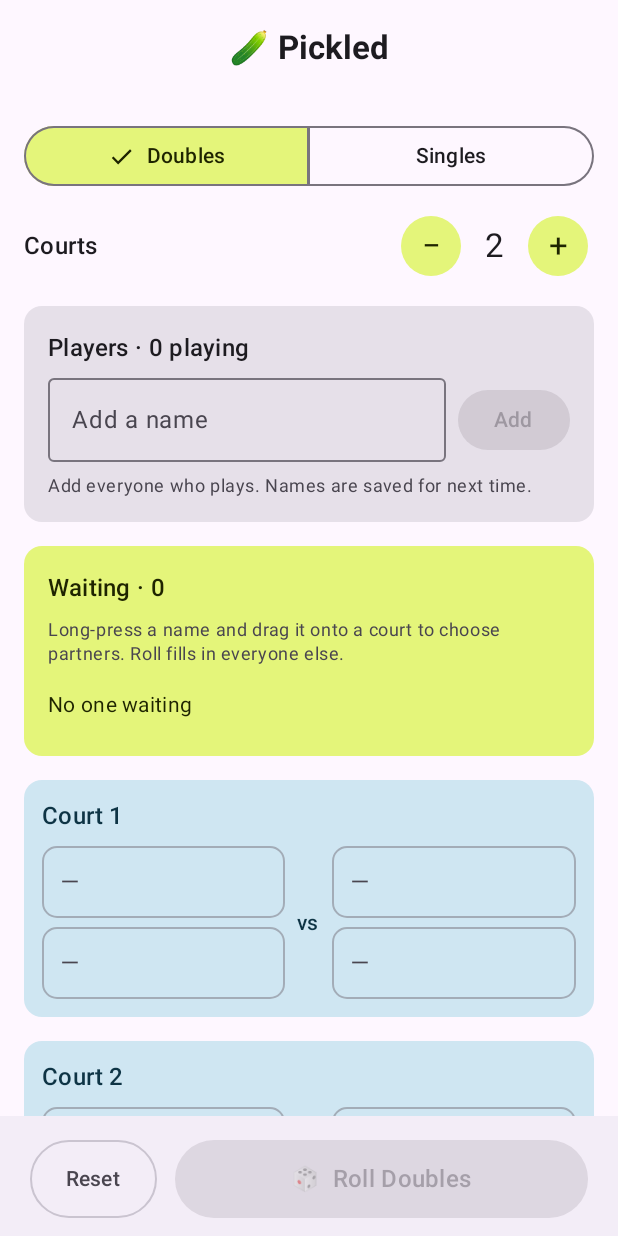
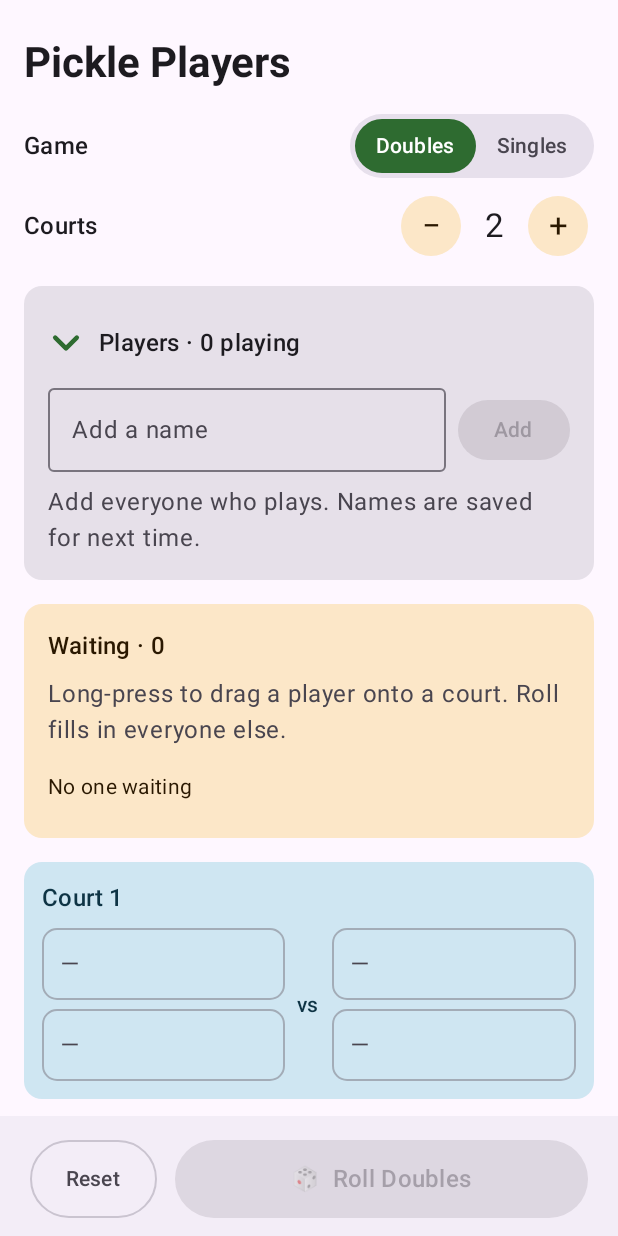
Before and after one commit to BradenSmith4816/pickled, an Android app built with Jetpack Compose: the screen it shows after launch (MainActivity), on a phone screen of 412 x 824 dp. Run offline under Robolectric (Android 15) with nearby library versions, the phone set to English and light mode, and no system bars.

Commit message:
UI/UX updates/fixes

```diff
--- a/app/src/main/java/com/example/pickled/CourtAssigner.kt
+++ b/app/src/main/java/com/example/pickled/CourtAssigner.kt
@@ -81,6 +81,9 @@ object CourtAssigner {
         return result
     }
 
+    fun unpin(courts: Courts, name: String): Courts =
+        courts.map { court -> court.map { p -> if (p?.name == name) p.copy(pinned = false) else p } }
+
     fun remove(courts: Courts, name: String): Courts =
         courts.map { court -> court.map { p -> p?.takeUnless { it.name == name } } }
 
--- a/app/src/main/java/com/example/pickled/PickledViewModel.kt
+++ b/app/src/main/java/com/example/pickled/PickledViewModel.kt
@@ -21,7 +21,7 @@ class PickledViewModel(app: Application) : AndroidViewModel(app) {
     var mode by mutableStateOf(store.loadMode())
         private set
 
-    var courts by mutableStateOf(CourtAssigner.empty(store.loadCourtCount().coerceAtLeast(1), mode))
+    var courts by mutableStateOf(CourtAssigner.empty(DEFAULT_COURTS, mode))
         private set
 
     val activePlayers: List<String> get() = roster.filter { it in active }
@@ -32,9 +32,6 @@ class PickledViewModel(app: Application) : AndroidViewModel(app) {
             val placed = CourtAssigner.placedNames(courts)
             return activePlayers.filter { it !in placed }
         }
-
-    /** How many full courts the checked-in players can fill. */
-    val suggestedCourts: Int get() = activePlayers.size / mode.perCourt
 
     fun addPlayer(raw: String) {
         val name = raw.trim()
@@ -97,9 +94,15 @@ class PickledViewModel(app: Application) : AndroidViewModel(app) {
         courts = CourtAssigner.place(courts, name, target)
     }
 
-    private fun persist() = store.save(roster, active, mode, courts.size)
+    /** Clears the hand-placed status but leaves the player on the court. */
+    fun unpin(name: String) {
+        courts = CourtAssigner.unpin(courts, name)
+    }
+
+    private fun persist() = store.save(roster, active, mode)
 
     companion object {
         const val MAX_COURTS = 12
+        const val DEFAULT_COURTS = 2
     }
 }
--- a/app/src/main/java/com/example/pickled/ui/PickledScreen.kt
+++ b/app/src/main/java/com/example/pickled/ui/PickledScreen.kt
@@ -1,6 +1,10 @@
 package com.example.pickled.ui
 
+import androidx.compose.animation.AnimatedVisibility
+import androidx.compose.animation.core.animateFloatAsState
 import androidx.compose.foundation.BorderStroke
+import androidx.compose.foundation.Canvas
+import androidx.compose.foundation.background
 import androidx.compose.foundation.clickable
 import androidx.compose.foundation.layout.Arrangement
 import androidx.compose.foundation.layout.Box
@@ -14,6 +18,7 @@ import androidx.compose.foundation.layout.fillMaxWidth
 import androidx.compose.foundation.layout.height
 import androidx.compose.foundation.layout.heightIn
 import androidx.compose.foundation.layout.padding
+import androidx.compose.foundation.layout.size
 import androidx.compose.foundation.layout.width
 import androidx.compose.foundation.rememberScrollState
 import androidx.compose.foundation.shape.RoundedCornerShape
@@ -25,17 +30,12 @@ import androidx.compose.material3.BottomAppBar
 import androidx.compose.material3.Button
 import androidx.compose.material3.Card
 import androidx.compose.material3.CardDefaults
-import androidx.compose.material3.CenterAlignedTopAppBar
-import androidx.compose.material3.ExperimentalMaterial3Api
 import androidx.compose.material3.FilledTonalIconButton
 import androidx.compose.material3.FilterChip
 import androidx.compose.material3.MaterialTheme
 import androidx.compose.material3.OutlinedButton
 import androidx.compose.material3.OutlinedTextField
 import androidx.compose.material3.Scaffold
-import androidx.compose.material3.SegmentedButton
-import androidx.compose.material3.SegmentedButtonDefaults
-import androidx.compose.material3.SingleChoiceSegmentedButtonRow
 import androidx.compose.material3.Surface
 import androidx.compose.material3.Text
 import androidx.compose.material3.TextButton
@@ -48,7 +48,13 @@ import androidx.compose.runtime.setValue
 import androidx.compose.ui.Alignment
 import androidx.compose.ui.Modifier
 import androidx.compose.ui.draw.alpha
+import androidx.compose.ui.draw.clip
+import androidx.compose.ui.draw.rotate
 import androidx.compose.ui.graphics.Color
+import androidx.compose.ui.graphics.Path
+import androidx.compose.ui.graphics.StrokeCap
+import androidx.compose.ui.graphics.StrokeJoin
+import androidx.compose.ui.graphics.drawscope.Stroke
 import androidx.compose.ui.layout.layout
 import androidx.compose.ui.text.font.FontWeight
 import androidx.compose.ui.text.input.ImeAction
@@ -62,11 +68,11 @@ import com.example.pickled.Placement
 import com.example.pickled.Slot
 import kotlin.math.roundToInt
 
-@OptIn(ExperimentalMaterial3Api::class)
 @Composable
 fun PickledScreen(vm: PickledViewModel = viewModel()) {
     val drag = remember { DragState() }
     var pendingDelete by remember { mutableStateOf<String?>(null) }
+    var playersExpanded by rememberSaveable { mutableStateOf(true) }
 
     val onDrop: (String, DropTarget?) -> Unit = { name, target ->
         when (target) {
@@ -78,11 +84,6 @@ fun PickledScreen(vm: PickledViewModel = viewModel()) {
 
     Box(Modifier.fillMaxSize()) {
         Scaffold(
-            topBar = {
-                CenterAlignedTopAppBar(
-                    title = { Text("🥒 Pickled", fontWeight = FontWeight.Bold) },
-                )
-            },
             bottomBar = {
                 BottomAppBar {
                     OutlinedButton(
@@ -91,7 +92,10 @@ fun PickledScreen(vm: PickledViewModel = viewModel()) {
                     ) { Text("Reset") }
                     Spacer(Modifier.width(12.dp))
                     Button(
-                        onClick = vm::roll,
+                        onClick = {
+                            vm.roll()
+                            playersExpanded = false
+                        },
                         enabled = vm.activePlayers.isNotEmpty(),
                         modifier = Modifier.weight(1f).padding(end = 16.dp).height(52.dp),
                     ) {
@@ -108,14 +112,21 @@ fun PickledScreen(vm: PickledViewModel = viewModel()) {
                     .padding(16.dp),
                 verticalArrangement = Arrangement.spacedBy(16.dp),
             ) {
+                Text(
+                    "Pickle Players",
+                    style = MaterialTheme.typography.headlineMedium,
+                    fontWeight = FontWeight.Bold,
+                    modifier = Modifier.padding(top = 8.dp),
+                )
                 GameSetup(
                     mode = vm.mode,
                     courtCount = vm.courts.size,
-                    suggestedCourts = vm.suggestedCourts,
                     onMode = vm::selectMode,
                     onCourtCount = vm::setCourtCount,
                 )
                 PlayersSection(
+                    expanded = playersExpanded,
+                    onExpandedChange = { playersExpanded = it },
                     roster = vm.roster,
                     active = vm.active,
                     onAdd = vm::addPlayer,
@@ -135,7 +146,7 @@ fun PickledScreen(vm: PickledViewModel = viewModel()) {
                         mode = vm.mode,
                         drag = drag,
                         onDrop = onDrop,
-                        onUnassign = { vm.move(it, null) },
+                        onUnpin = vm::unpin,
                     )
                 }
             }
@@ -162,25 +173,16 @@ fun PickledScreen(vm: PickledViewModel = viewModel()) {
 private fun GameSetup(
     mode: GameMode,
     courtCount: Int,
-    suggestedCourts: Int,
     onMode: (GameMode) -> Unit,
     onCourtCount: (Int) -> Unit,
 ) {
-    Column(verticalArrangement = Arrangement.spacedBy(12.dp)) {
-        SingleChoiceSegmentedButtonRow(Modifier.fillMaxWidth()) {
-            GameMode.entries.forEachIndexed { i, m ->
-                SegmentedButton(
-                    selected = m == mode,
-                    onClick = { onMode(m) },
-                    shape = SegmentedButtonDefaults.itemShape(i, GameMode.entries.size),
-                ) { Text(m.label) }
-            }
+    Column(verticalArrangement = Arrangement.spacedBy(8.dp)) {
+        Row(verticalAlignment = Alignment.CenterVertically) {
+            Text("Game", style = MaterialTheme.typography.titleMedium, modifier = Modifier.weight(1f))
+            ModeToggle(mode = mode, onMode = onMode)
         }
         Row(verticalAlignment = Alignment.CenterVertically) {
             Text("Courts", style = MaterialTheme.typography.titleMedium, modifier = Modifier.weight(1f))
-            if (suggestedCourts > 0 && suggestedCourts != courtCount) {
-                TextButton(onClick = { onCourtCount(suggestedCourts) }) { Text("Fit $suggestedCourts") }
-            }
             FilledTonalIconButton(onClick = { onCourtCount(courtCount - 1) }, enabled = courtCount > 1) {
                 Text("−", style = MaterialTheme.typography.titleLarge)
             }
@@ -199,9 +201,34 @@ private fun GameSetup(
     }
 }
 
+/** Compact pill toggle, sized to sit in a row like the court stepper. */
+@Composable
+private fun ModeToggle(mode: GameMode, onMode: (GameMode) -> Unit) {
+    val colors = MaterialTheme.colorScheme
+    Surface(shape = RoundedCornerShape(50), color = colors.surfaceVariant) {
+        Row(Modifier.padding(3.dp)) {
+            GameMode.entries.forEach { m ->
+                val selected = m == mode
+                Text(
+                    m.label,
+                    style = MaterialTheme.typography.labelLarge,
+                    color = if (selected) colors.onPrimary else colors.onSurfaceVariant,
+                    modifier = Modifier
+                        .clip(RoundedCornerShape(50))
+                        .background(if (selected) colors.primary else Color.Transparent)
+                        .clickable { onMode(m) }
+                        .padding(horizontal = 14.dp, vertical = 8.dp),
+                )
+            }
+        }
+    }
+}
+
 @OptIn(ExperimentalLayoutApi::class)
 @Composable
 private fun PlayersSection(
+    expanded: Boolean,
+    onExpandedChange: (Boolean) -> Unit,
     roster: List<String>,
     active: Set<String>,
     onAdd: (String) -> Unit,
@@ -215,20 +242,35 @@ private fun PlayersSection(
         newName = ""
     }
     val playingCount = roster.count { it in active }
+    val colors = MaterialTheme.colorScheme
+    // Chevron points down when open, right when collapsed.
+    val arrowRotation by animateFloatAsState(if (expanded) 0f else -90f, label = "arrow")
 
     Card(Modifier.fillMaxWidth()) {
         Column(Modifier.padding(16.dp), verticalArrangement = Arrangement.spacedBy(8.dp)) {
-            Row(verticalAlignment = Alignment.CenterVertically) {
+            // Whole header row toggles.
+            Row(
+                verticalAlignment = Alignment.CenterVertically,
+                modifier = Modifier
+                    .clip(RoundedCornerShape(8.dp))
+                    .clickable { onExpandedChange(!expanded) }
+                    .heightIn(min = 44.dp),
+            ) {
+                Chevron(
+                    color = colors.primary,
+                    modifier = Modifier
+                        .padding(end = 10.dp)
+                        .size(24.dp)
+                        .rotate(arrowRotation),
+                )
                 Text(
                     "Players · $playingCount playing",
                     style = MaterialTheme.typography.titleMedium,
                     modifier = Modifier.weight(1f),
                 )
-                if (roster.isNotEmpty()) {
-                    val allIn = playingCount == roster.size
-                    TextButton(onClick = { onAll(!allIn) }) { Text(if (allIn) "None" else "All") }
             }
-            }
+            AnimatedVisibility(visible = expanded) {
+                Column(verticalArrangement = Arrangement.spacedBy(8.dp)) {
                     Row(verticalAlignment = Alignment.CenterVertically) {
                         OutlinedTextField(
                             value = newName,
@@ -248,6 +290,10 @@ private fun PlayersSection(
                     if (roster.isEmpty()) {
                         Hint("Add everyone who plays. Names are saved for next time.")
                     } else {
+                        val allIn = playingCount == roster.size
+                        OutlinedButton(onClick = { onAll(!allIn) }) {
+                            Text(if (allIn) "Deselect all" else "Select all")
+                        }
                         Hint("Tap a name to mark who's here today.")
                         FlowRow(horizontalArrangement = Arrangement.spacedBy(8.dp)) {
                             roster.forEach { name ->
@@ -261,10 +307,12 @@ private fun PlayersSection(
                                             modifier = Modifier
                                                 .clickable { onDelete(name) }
                                                 .padding(4.dp),
-                                    color = MaterialTheme.colorScheme.onSurfaceVariant,
+                                            color = colors.onSurfaceVariant,
                                         )
                                     },
                                 )
+                            }
+                        }
                     }
                 }
             }
@@ -287,7 +335,7 @@ private fun WaitingSection(
     ) {
         Column(Modifier.padding(16.dp), verticalArrangement = Arrangement.spacedBy(8.dp)) {
             Text("Waiting · ${waiting.size}", style = MaterialTheme.typography.titleMedium)
-            Hint("Long-press a name and drag it onto a court to choose partners. Roll fills in everyone else.")
+            Hint("Long-press to drag a player onto a court. Roll fills in everyone else.")
             if (waiting.isEmpty()) {
                 Text(
                     "No one waiting",
@@ -320,7 +368,7 @@ private fun CourtCard(
     mode: GameMode,
     drag: DragState,
     onDrop: (String, DropTarget?) -> Unit,
-    onUnassign: (String) -> Unit,
+    onUnpin: (String) -> Unit,
 ) {
     Card(
         modifier = Modifier.fillMaxWidth(),
@@ -335,7 +383,7 @@ private fun CourtCard(
             Row(verticalAlignment = Alignment.CenterVertically) {
                 TeamColumn(
                     slots = 0 until mode.perSide,
-                    courtIndex = index, court = court, drag = drag, onDrop = onDrop, onUnassign = onUnassign,
+                    courtIndex = index, court = court, drag = drag, onDrop = onDrop, onUnpin = onUnpin,
                     modifier = Modifier.weight(1f),
                 )
                 Text(
@@ -346,7 +394,7 @@ private fun CourtCard(
                 )
                 TeamColumn(
                     slots = mode.perSide until mode.perCourt,
-                    courtIndex = index, court = court, drag = drag, onDrop = onDrop, onUnassign = onUnassign,
+                    courtIndex = index, court = court, drag = drag, onDrop = onDrop, onUnpin = onUnpin,
                     modifier = Modifier.weight(1f),
                 )
             }
@@ -361,7 +409,7 @@ private fun TeamColumn(
     court: List<Placement?>,
     drag: DragState,
     onDrop: (String, DropTarget?) -> Unit,
-    onUnassign: (String) -> Unit,
+    onUnpin: (String) -> Unit,
     modifier: Modifier = Modifier,
 ) {
     Column(modifier, verticalArrangement = Arrangement.spacedBy(6.dp)) {
@@ -371,7 +419,7 @@ private fun TeamColumn(
                 placement = court.getOrNull(i),
                 drag = drag,
                 onDrop = onDrop,
-                onUnassign = onUnassign,
+                onUnpin = onUnpin,
             )
         }
     }
@@ -383,7 +431,7 @@ private fun SlotBox(
     placement: Placement?,
     drag: DragState,
     onDrop: (String, DropTarget?) -> Unit,
-    onUnassign: (String) -> Unit,
+    onUnpin: (String) -> Unit,
 ) {
     val target = DropTarget.Court(slot)
     val hovered = drag.hovered == target
@@ -423,13 +471,16 @@ private fun SlotBox(
                     overflow = TextOverflow.Ellipsis,
                     modifier = Modifier.weight(1f),
                 )
+                if (placement.pinned) {
+                    // Un-pin only: the player stays here but can be reshuffled by the next roll.
                     Text(
                         "✕",
                         color = colors.onSurfaceVariant,
                         modifier = Modifier
-                        .clickable { onUnassign(placement.name) }
+                            .clickable { onUnpin(placement.name) }
                             .padding(8.dp),
                     )
+                }
             }
         }
     }
@@ -471,7 +522,27 @@ private fun DraggedChip(drag: DragState) {
     )
 }
 
+/** A single downward-pointing chevron line (∨). */
+@Composable
+private fun Chevron(color: Color, modifier: Modifier = Modifier) {
+    Canvas(modifier) {
+        val stroke = 3.dp.toPx()
+        val w = size.width
+        val h = size.height
+        val path = Path().apply {
+            moveTo(w * 0.2f, h * 0.35f)
+            lineTo(w * 0.5f, h * 0.65f)
+            lineTo(w * 0.8f, h * 0.35f)
+        }
+        drawPath(
+            path = path,
+            color = color,
+            style = Stroke(width = stroke, cap = StrokeCap.Round, join = StrokeJoin.Round),
+        )
+    }
+}
+
 @Composable
 private fun Hint(text: String) {
-    Text(text, style = MaterialTheme.typography.bodySmall, color = MaterialTheme.colorScheme.onSurfaceVariant)
+    Text(text, style = MaterialTheme.typography.bodyLarge, color = MaterialTheme.colorScheme.onSurfaceVariant)
 }
--- a/app/src/main/java/com/example/pickled/ui/Theme.kt
+++ b/app/src/main/java/com/example/pickled/ui/Theme.kt
@@ -12,9 +12,9 @@ private val LightColors = lightColorScheme(
     onPrimary = Color.White,
     primaryContainer = Color(0xFFB4F1A8),
     onPrimaryContainer = Color(0xFF002204),
-    secondary = Color(0xFF6A7A00),
-    secondaryContainer = Color(0xFFE4F57A),
-    onSecondaryContainer = Color(0xFF1E2400),
+    secondary = Color(0xFF7A5A1E),
+    secondaryContainer = Color(0xFFFCE7C8),
+    onSecondaryContainer = Color(0xFF2A1800),
     tertiaryContainer = Color(0xFFCFE6F2),
     onTertiaryContainer = Color(0xFF0E3445),
 )
@@ -24,9 +24,9 @@ private val DarkColors = darkColorScheme(
     onPrimary = Color(0xFF00390A),
     primaryContainer = Color(0xFF14521A),
     onPrimaryContainer = Color(0xFFB4F1A8),
-    secondary = Color(0xFFC7D860),
-    secondaryContainer = Color(0xFF4F5B00),
-    onSecondaryContainer = Color(0xFFE4F57A),
+    secondary = Color(0xFFEAC183),
+    secondaryContainer = Color(0xFF5C4210),
+    onSecondaryContainer = Color(0xFFFCE7C8),
     tertiaryContainer = Color(0xFF26495B),
     onTertiaryContainer = Color(0xFFCFE6F2),
 )
```
Also changed, not shown: 1 other file. Lines whose indentation alone changed are shown as unchanged.
